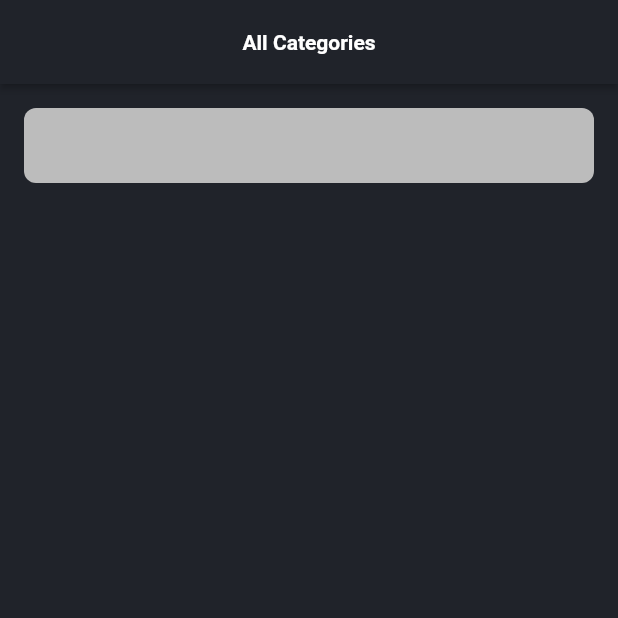
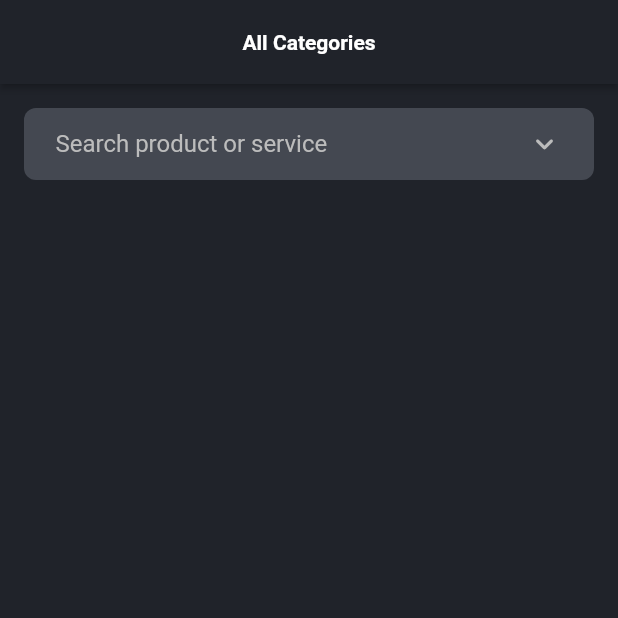
Before and after one commit to desh610/HelpiflyAdmin, a Flutter app: the CategoriesScreen screen opened directly, on a phone screen of 412 x 824 dp, the top half of it. Run offline on Flutter 3.47's test engine with Material 2 defaults, Android fonts, the phone set to English and light mode, and no system bars; our stand-ins replace cloud_firestore, firebase_auth, firebase_core, firebase_storage, flutter_bloc, flutter_spinkit and 2 more; accounts and stored records are empty.

Commit message:
Search Items | Search Categories

```diff
--- a/lib/blocs/app_bloc/app_cubit.dart
+++ b/lib/blocs/app_bloc/app_cubit.dart
@@ -20,7 +20,8 @@ class AppCubit extends Cubit<AppState> {
             searchTextList: [],
             items: [],
             isLoading: false,
-            currentTabIndex: 0)) {
+            currentTabIndex: 0,
+            searchQuery: null, categorySearchQuery: null,)) {
     _loadCategories();
     loadItems();
     _loadSearchTextList(); // Load search text list during initialization
@@ -28,6 +29,13 @@ class AppCubit extends Cubit<AppState> {
 
   void setCurrentTabIndex(int currentTabIndex) {
     emit(state.copyWith(currentTabIndex: currentTabIndex));
+  }
+
+     void setSearchQuery(String query) {
+    emit(state.copyWith(searchQuery: query));
+  }
+     void setCategorySearchQuery(String query) {
+    emit(state.copyWith(categorySearchQuery: query));
   }
 
   Future<void> _loadCategories() async {
--- a/lib/blocs/app_bloc/app_state.dart
+++ b/lib/blocs/app_bloc/app_state.dart
@@ -7,6 +7,8 @@ class AppState {
   final String? error;
   final int currentTabIndex;
   final List<String> searchTextList;
+  String? searchQuery;
+  String? categorySearchQuery;
 
   AppState({
     required this.categories,
@@ -14,7 +16,9 @@ class AppState {
     required this.isLoading,
     this.error,
     this.currentTabIndex = 0,
-    required this.searchTextList
+    required this.searchTextList,
+    this.searchQuery,
+    this.categorySearchQuery,
   });
 
   AppState copyWith({
@@ -24,14 +28,18 @@ class AppState {
     String? error,
     int? currentTabIndex,
     List<String>? searchTextList,
+    String? searchQuery,
+    String? categorySearchQuery,
   }) {
     return AppState(
       categories: categories ?? this.categories,
       items: items ?? this.items,
       isLoading: isLoading ?? this.isLoading,
       error: error ?? this.error,
-      currentTabIndex: currentTabIndex ?? 0,
+      currentTabIndex: currentTabIndex ?? this.currentTabIndex, // Corrected line
       searchTextList: searchTextList ?? this.searchTextList,
+      searchQuery: searchQuery ?? this.searchQuery,
+      categorySearchQuery: categorySearchQuery ?? this.categorySearchQuery,
     );
   }
 }
--- a/lib/views/categories_screen.dart
+++ b/lib/views/categories_screen.dart
@@ -4,9 +4,12 @@ import 'package:helpiflyadmin/blocs/app_bloc/app_cubit.dart';
 import 'package:helpiflyadmin/blocs/app_bloc/app_state.dart';
 import 'package:helpiflyadmin/constants/colors.dart';
 import 'package:helpiflyadmin/models/item_model.dart';
+import 'package:helpiflyadmin/widgets/custom_searchbar.dart';
 
 class CategoriesScreen extends StatelessWidget {
-  const CategoriesScreen({super.key});
+  CategoriesScreen({super.key});
+
+  final TextEditingController categorySearchTextController = TextEditingController();
 
   @override
   Widget build(BuildContext context) {
@@ -30,28 +33,33 @@ class CategoriesScreen extends StatelessWidget {
         padding: EdgeInsets.all(16.0),
         child: Column(
           children: [
-            Container(
-              height: 50,
-              width: MediaQuery.of(context).size.width,
-              decoration: BoxDecoration(
-                  color: grayColor, borderRadius: BorderRadius.circular(8)),
+            CustomSearchBar(
+              key: Key("1"),
+              controller: categorySearchTextController,
+              onChanged: (text) {
+                context.read<AppCubit>().setCategorySearchQuery(text);
+              },
             ),
             SizedBox(height: 15),
             Expanded(
               child: BlocBuilder<AppCubit, AppState>(
                 builder: (context, state) {
+                   final filteredCategories = state.categories.where((category) {
+                  final query = state.categorySearchQuery?.toLowerCase() ?? '';
+                  return category.toLowerCase().contains(query);
+                }).toList();
                   return ListView.builder(
                     physics: BouncingScrollPhysics(),
-                    itemCount: state.categories.length,
+                    itemCount: filteredCategories.length,
                     itemBuilder: (context, index) {
-                      String thisCategory = state.categories[index];
+                      String thisCategory = filteredCategories[index];
                       return Container(
-                        height: 60,
+                        // height: 50,
                         width: MediaQuery.of(context).size.width,
                         decoration: BoxDecoration(
                             color: inCardColor,
                             borderRadius: BorderRadius.circular(8)),
-                        padding: EdgeInsets.all(8),
+                        padding: EdgeInsets.symmetric(horizontal: 15, vertical: 20),
                         margin: EdgeInsets.only(bottom: 10),
                         child: Text(
                           thisCategory,
--- a/lib/views/main_screen.dart
+++ b/lib/views/main_screen.dart
@@ -16,9 +16,9 @@ class MainScreen extends StatefulWidget {
 
 class _MainScreenState extends State<MainScreen> {
   final List<Widget> _screens = [
-    const ItemsScreen(),
+    ItemsScreen(),
     const RequestsScreen(),
-    const CategoriesScreen(),
+    CategoriesScreen(),
   ];
 
   void _onItemTapped(BuildContext context, int index) {
```
Also changed, not shown: lib/views/items_screen.dart (+18 -8 lines).
